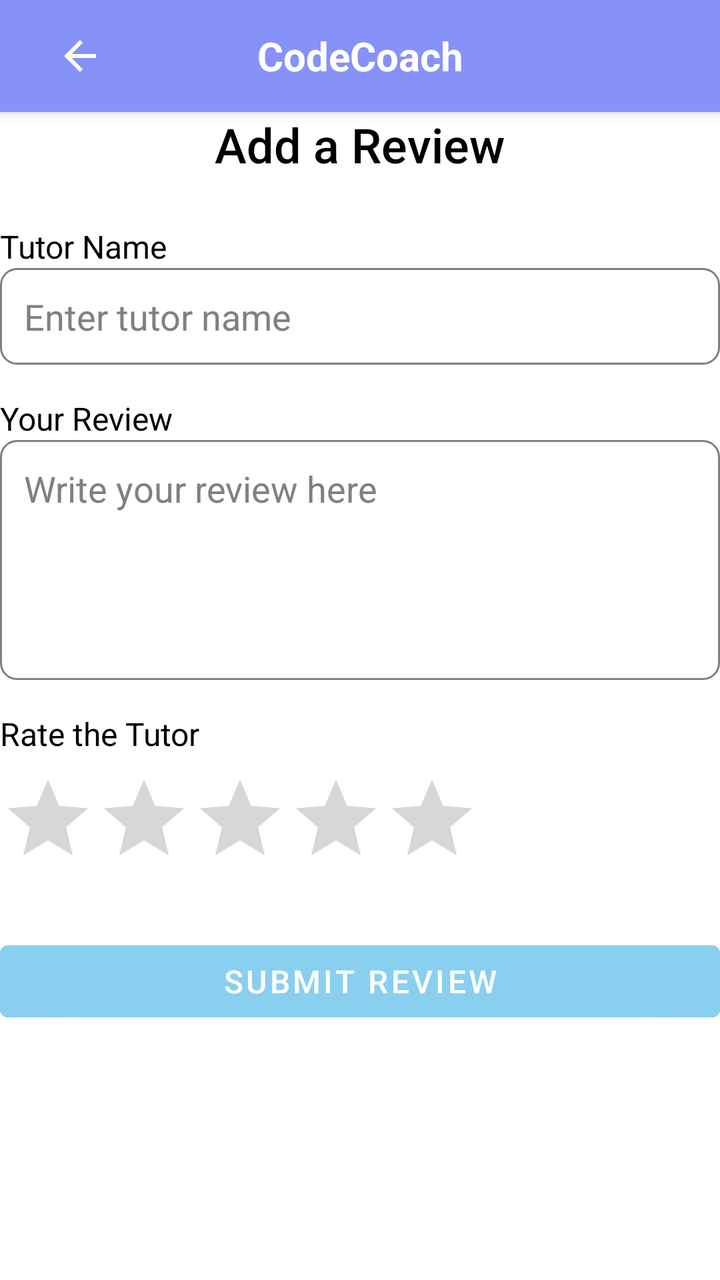
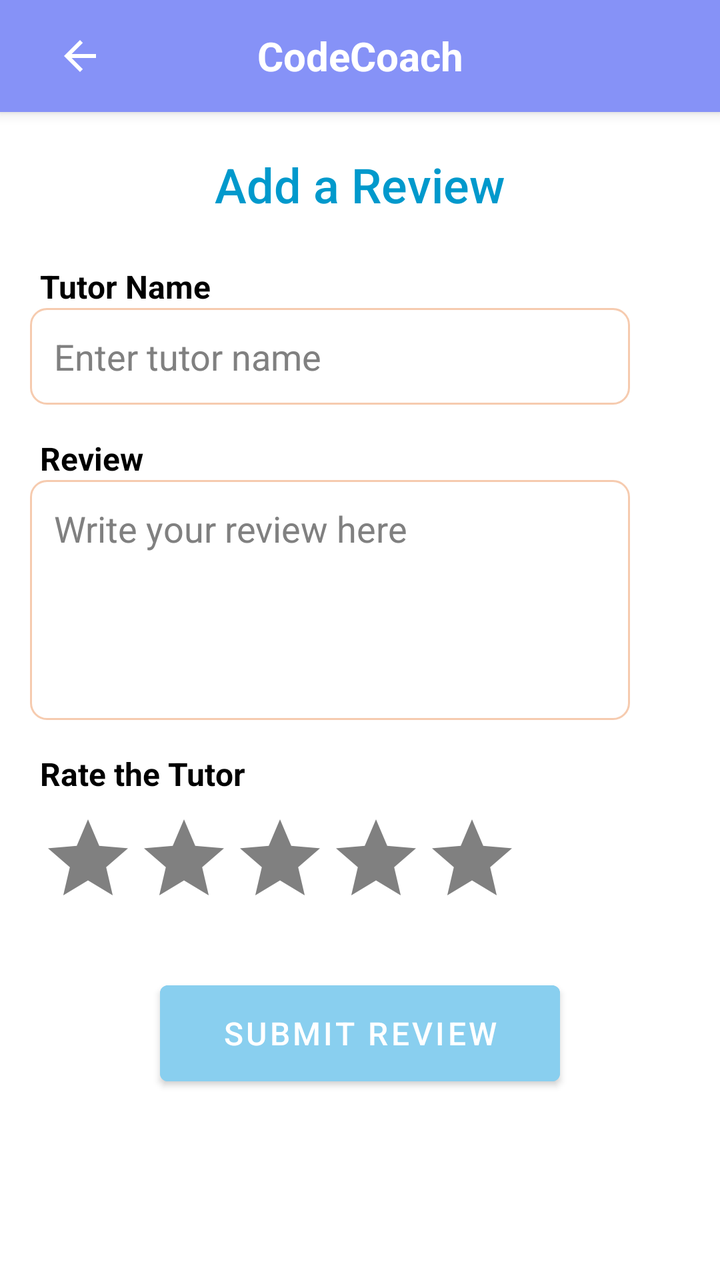

Screens rendered from an Android XML layout before and after an edit, with the pre-edit source and the edit as a unified diff.
<!-- AndroidManifest.xml: application theme Theme.CC -->
<!-- res/layout/activity_review.xml -->
<?xml version="1.0" encoding="utf-8"?>
<LinearLayout
    xmlns:android="http://schemas.android.com/apk/res/android"
    android:layout_width="match_parent"
    android:layout_height="match_parent"
    android:orientation="vertical"
    android:background="@color/white">

    <androidx.appcompat.widget.Toolbar
        android:id="@+id/top_bar"
        android:layout_width="match_parent"
        android:layout_height="wrap_content"
        android:background="?attr/colorPrimary"
        android:elevation="4dp">

        <ImageButton
            android:id="@+id/back_button"
            android:layout_width="wrap_content"
            android:layout_height="wrap_content"
            android:src="@drawable/ic_back"
            android:background="?attr/selectableItemBackgroundBorderless"
            android:contentDescription="Back"
            android:layout_gravity="start"
            android:padding="12dp" />

        <TextView
            android:id="@+id/top_bar_title"
            android:layout_width="wrap_content"
            android:layout_height="wrap_content"
            android:layout_gravity="center"
            android:text="CodeCoach"
            android:textColor="@android:color/white"
            android:textSize="20sp"
            android:textStyle="bold" />
    </androidx.appcompat.widget.Toolbar>

    <TextView
        android:id="@+id/tv_title"
        android:layout_width="wrap_content"
        android:layout_height="wrap_content"
        android:text="Add a Review"
        android:textSize="24sp"
        android:textColor="@color/black"
        android:layout_gravity="center"
        android:fontFamily="sans-serif-medium"
        android:paddingBottom="16dp"/>

    <TextView
        android:id="@+id/tv_tutor_name"
        android:layout_width="wrap_content"
        android:layout_height="wrap_content"
        android:text="Tutor Name"
        android:textSize="16sp"
        android:textColor="@color/black"
        android:layout_marginTop="8dp"/>

    <EditText
        android:id="@+id/et_tutor_name"
        android:layout_width="match_parent"
        android:layout_height="wrap_content"
        android:hint="Enter tutor name"
        android:textColorHint="@color/grey"
        android:textColor="@color/black"
        android:inputType="text"
        android:background="@drawable/edittext_border"
        android:padding="12dp"/>

    <TextView
        android:id="@+id/tv_review_text"
        android:layout_width="wrap_content"
        android:layout_height="wrap_content"
        android:text="Your Review"
        android:textSize="16sp"
        android:textColor="@color/black"
        android:layout_marginTop="16dp"/>

    <EditText
        android:id="@+id/et_review_text"
        android:layout_width="match_parent"
        android:layout_height="wrap_content"
        android:hint="Write your review here"
        android:textColorHint="@color/grey"
        android:textColor="@color/black"
        android:inputType="textMultiLine"
        android:background="@drawable/edittext_border"
        android:padding="12dp"
        android:minHeight="120dp"
        android:gravity="top"/>

    <TextView
        android:id="@+id/tv_star_rating"
        android:layout_width="wrap_content"
        android:layout_height="wrap_content"
        android:text="Rate the Tutor"
        android:textSize="16sp"
        android:textColor="@color/black"
        android:layout_marginTop="16dp"/>

    <RatingBar
        android:id="@+id/rb_star_rating"
        android:layout_width="wrap_content"
        android:layout_height="wrap_content"
        android:numStars="5"
        android:stepSize="1"
        android:rating="0"
        android:layout_marginTop="8dp"/>

    <Button
        android:id="@+id/btn_submit_review"
        android:layout_width="match_parent"
        android:layout_height="wrap_content"
        android:text="Submit Review"
        android:textColor="@color/white"
        android:backgroundTint="@color/blue"
        android:fontFamily="sans-serif-medium"
        android:textSize="16sp"
        android:layout_marginTop="24dp"/>

</LinearLayout>
<!-- resources referenced by this layout -->
<resources>
  <color name="black">#FF000000</color>
  <color name="blue">#89CFEF</color>
  <color name="grey">#808080</color>
  <color name="white">#FFFFFFFF</color>
  <!-- drawable edittext_border (drawable) -->
  <shape xmlns:android="http://schemas.android.com/apk/res/android">
      <solid android:color="@android:color/transparent"/>
      <stroke
          android:width="1dp"
          android:color="@color/grey"/>
      <corners android:radius="8dp"/>
      <padding android:left="8dp" android:right="8dp"/>
  </shape>
  <!-- drawable ic_back (drawable) -->
  <vector xmlns:android="http://schemas.android.com/apk/res/android" android:autoMirrored="true" android:height="24dp" android:tint="#FFFFFF" android:viewportHeight="24" android:viewportWidth="24" android:width="24dp">
        
      <path android:fillColor="@android:color/white" android:pathData="M20,11H7.83l5.59,-5.59L12,4l-8,8 8,8 1.41,-1.41L7.83,13H20v-2z"/>
      
  </vector>
  <style name="Theme.CC" parent="Base.Theme.CC" />
  <style name="Base.Theme.CC" parent="Theme.MaterialComponents.DayNight.NoActionBar">
          
          <item name="colorPrimary">@color/lavender</item>
          <item name="colorPrimaryVariant">@color/lavender</item>
          <item name="colorOnPrimary">@color/white</item>
          
          <item name="colorSecondary">@color/teal_200</item>
          <item name="colorSecondaryVariant">@color/teal_700</item>
          <item name="colorOnSecondary">@color/black</item>
          
          <item name="android:statusBarColor">?attr/colorPrimaryVariant</item>
          
          
      </style>
  <color name="lavender">#8692f7</color>
  <color name="teal_200">#FF03DAC5</color>
  <color name="teal_700">#FF018786</color>
</resources>

<!-- the commit's change to res/layout/activity_review.xml (unified diff, before → after) -->
@@ -40,25 +40,30 @@
         android:layout_height="wrap_content"
         android:text="Add a Review"
         android:textSize="24sp"
-        android:textColor="@color/black"
+        android:textColor="@android:color/holo_blue_dark"
         android:layout_gravity="center"
         android:fontFamily="sans-serif-medium"
-        android:paddingBottom="16dp"/>
+        android:paddingBottom="16dp"
+        android:paddingTop="20dp"/>
 
     <TextView
         android:id="@+id/tv_tutor_name"
         android:layout_width="wrap_content"
         android:layout_height="wrap_content"
         android:text="Tutor Name"
+        android:textStyle="bold"
+        android:paddingLeft="20dp"
         android:textSize="16sp"
         android:textColor="@color/black"
         android:layout_marginTop="8dp"/>
 
     <EditText
         android:id="@+id/et_tutor_name"
-        android:layout_width="match_parent"
+        android:layout_width="300dp"
+        android:layout_marginLeft="15dp"
         android:layout_height="wrap_content"
         android:hint="Enter tutor name"
+        android:backgroundTint="#F6CBAF"
         android:textColorHint="@color/grey"
         android:textColor="@color/black"
         android:inputType="text"
@@ -69,19 +74,23 @@
         android:id="@+id/tv_review_text"
         android:layout_width="wrap_content"
         android:layout_height="wrap_content"
-        android:text="Your Review"
+        android:text="Review"
+        android:textStyle="bold"
+        android:paddingLeft="20dp"
         android:textSize="16sp"
         android:textColor="@color/black"
         android:layout_marginTop="16dp"/>
 
     <EditText
         android:id="@+id/et_review_text"
-        android:layout_width="match_parent"
+        android:layout_width="300dp"
+        android:layout_marginLeft="15dp"
         android:layout_height="wrap_content"
         android:hint="Write your review here"
         android:textColorHint="@color/grey"
         android:textColor="@color/black"
         android:inputType="textMultiLine"
+        android:backgroundTint="#F6CBAF"
         android:background="@drawable/edittext_border"
         android:padding="12dp"
         android:minHeight="120dp"
@@ -93,6 +102,8 @@
         android:layout_height="wrap_content"
         android:text="Rate the Tutor"
         android:textSize="16sp"
+        android:textStyle="bold"
+        android:paddingLeft="20dp"
         android:textColor="@color/black"
         android:layout_marginTop="16dp"/>
 
@@ -100,20 +111,25 @@
         android:id="@+id/rb_star_rating"
         android:layout_width="wrap_content"
         android:layout_height="wrap_content"
+        android:layout_marginLeft="20dp"
         android:numStars="5"
         android:stepSize="1"
         android:rating="0"
-        android:layout_marginTop="8dp"/>
+        android:layout_marginTop="8dp"
+        android:progressTint="#FF9800"
+        android:progressBackgroundTint="@color/grey" />
 
     <Button
         android:id="@+id/btn_submit_review"
-        android:layout_width="match_parent"
-        android:layout_height="wrap_content"
+        android:layout_width="200dp"
+        android:layout_gravity="center"
+        android:layout_height="60dp"
         android:text="Submit Review"
         android:textColor="@color/white"
         android:backgroundTint="@color/blue"
         android:fontFamily="sans-serif-medium"
         android:textSize="16sp"
+        android:elevation="8dp"
         android:layout_marginTop="24dp"/>
 
 </LinearLayout>
